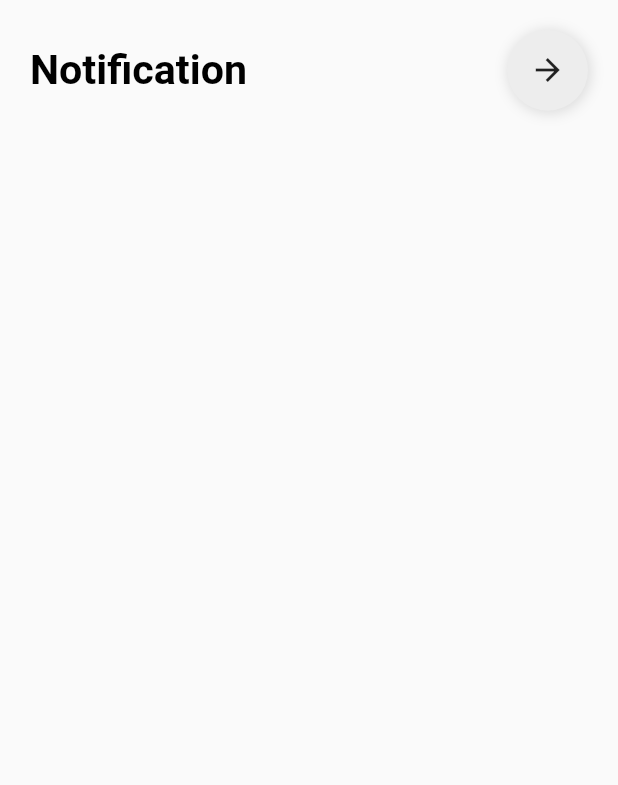
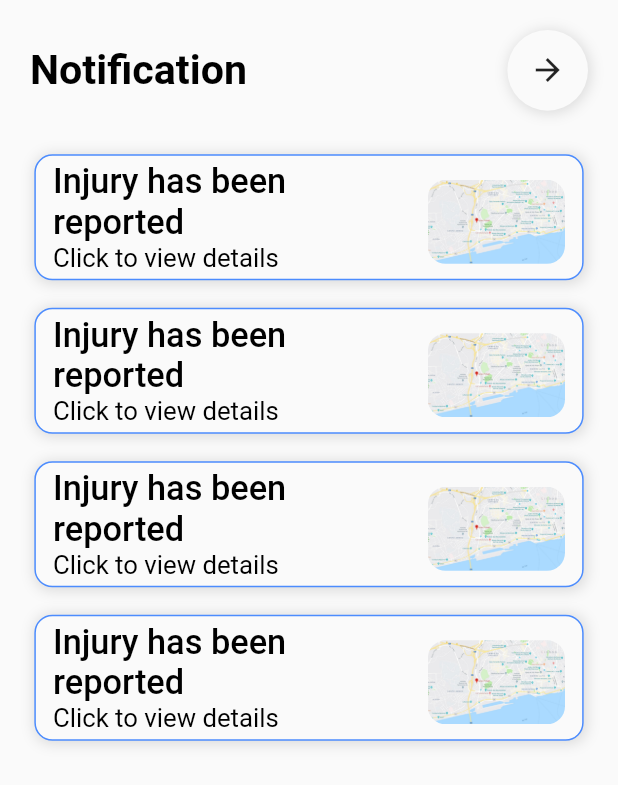
Before and after one commit to Shahed-Atik/refq, a Flutter app: the MyHomePage screen opened directly, after a tap on the "notifications" icon, on a phone screen of 412 x 824 dp. Shown: the top 785 px of the screen. Run offline on Flutter 3.47's test engine with Material 2 defaults, Android fonts, the phone set to English and light mode, and no system bars; our stand-ins replace adaptive_theme, bot_toast, cached_network_image, dio, easy_localization, flutter_mobx and 7 more; accounts and stored records are empty; generated files the repository leaves out were written again; Roboto replaces fonts that are missing (SF).

Commit message:
add injury_details_page

```diff
--- a/lib/app/home/home_page.dart
+++ b/lib/app/home/home_page.dart
@@ -7,9 +7,9 @@ import 'package:refq_mongo/shared/export_shared.dart';
 import 'package:refq_mongo/shared/utils/constant.dart';
 import 'package:refq_mongo/shared/widgets/shared_elevated_button.dart';
 
+import '../../shared/widgets/map_card.dart';
+import '../../shared/widgets/profile_image.dart';
 import 'component/appbar.dart';
-import 'component/map_card.dart';
-import 'component/profile_image.dart';
 
 class MyHomePage extends StatefulWidget {
   const MyHomePage({Key? key}) : super(key: key);
--- a/lib/app/notification/component/notification_card.dart
+++ b/lib/app/notification/component/notification_card.dart
@@ -1,4 +1,5 @@
 import 'package:flutter/material.dart';
+import 'package:refq_mongo/app/notification/injury_details_page.dart';
 import 'package:refq_mongo/shared/export_shared.dart';
 
 class NotificationCard extends StatelessWidget {
@@ -15,9 +16,14 @@ class NotificationCard extends StatelessWidget {
       : super(key: key);
   @override
   Widget build(BuildContext context) {
+    final bool isLight = Theme.of(context).brightness == Brightness.light;
+
     return Container(
-      margin: EdgeInsets.symmetric(vertical: 2.0.w),
+      margin: EdgeInsets.symmetric(vertical: 8.0.w),
       decoration: BoxDecoration(
+        color: isLight
+            ? Theme.of(context).scaffoldBackgroundColor
+            : Theme.of(context).cardColor,
         borderRadius: borderRadiusCircular,
         border: Border.all(color: AppColors.primary),
         boxShadow: const [
@@ -28,7 +34,31 @@ class NotificationCard extends StatelessWidget {
               spreadRadius: 1)
         ],
       ),
-      child: Container(),
+      child: ListTile(
+        onTap: () {
+          Navigator.push(
+            context,
+            MaterialPageRoute(
+              builder: (context) => const InjuryDetailsPage(),
+            ),
+          );
+        },
+        contentPadding: EdgeInsets.symmetric(horizontal: 10.r),
+        title: Text(
+          LocaleKeys.notification_injury_reported.tr(),
+          style: Theme.of(context).textTheme.headline6,
+        ),
+        subtitle: Text(LocaleKeys.notification_click_details.tr()),
+        trailing: ClipRRect(
+          child: Image.asset(
+            "assets/image/googlemaps.jpg",
+            width: 80.r,
+            height: 80.r,
+            fit: BoxFit.fill,
+          ),
+          borderRadius: borderRadiusCircular,
+        ),
+      ),
     );
   }
 }
--- a/lib/app/notification/notification_page.dart
+++ b/lib/app/notification/notification_page.dart
@@ -1,5 +1,6 @@
 import 'package:flutter/material.dart';
 import 'package:refq_mongo/app/more/store/more_store.dart';
+import 'package:refq_mongo/app/notification/component/notification_card.dart';
 import 'package:refq_mongo/shared/export_shared.dart';
 import 'package:refq_mongo/shared/utils/constant.dart';
 import 'package:refq_mongo/shared/widgets/app_back_button.dart';
@@ -36,10 +37,30 @@ class _NotificationPageState extends State<NotificationPage> {
               child: ListView(
                 padding: EdgeInsets.only(
                     left: horizontalAppPadding.sp,
-                    right: horizontalAppPadding.sp,
-                    top: horizontalAppPadding.sp),
+                    right: horizontalAppPadding.sp),
                 physics: const BouncingScrollPhysics(),
-                children: [],
+                children: [
+                  NotificationCard(
+                      title: "title",
+                      decription: "decription",
+                      date: "date",
+                      adsImage: "adsImage"),
+                  NotificationCard(
+                      title: "title",
+                      decription: "decription",
+                      date: "date",
+                      adsImage: "adsImage"),
+                  NotificationCard(
+                      title: "title",
+                      decription: "decription",
+                      date: "date",
+                      adsImage: "adsImage"),
+                  NotificationCard(
+                      title: "title",
+                      decription: "decription",
+                      date: "date",
+                      adsImage: "adsImage"),
+                ],
               ),
             )
           ],
--- a/lib/shared/theme/app_colors.dart
+++ b/lib/shared/theme/app_colors.dart
@@ -4,6 +4,7 @@ class AppColors {
   static const Color primary = Color(0xff4c8cfe);
   static const Color darkPrimary = Color(0xff217BBF);
   static const Color secondary = Color(0xffffdf3e);
+  static const Color thirdColor = Color(0xFFde7ea3);
 
   static const Color lightColor = Color(0xffF4F4F4);
   static const Color darkColor = Color(0xff212121);
--- a/lib/shared/widgets/app_back_button.dart
+++ b/lib/shared/widgets/app_back_button.dart
@@ -7,11 +7,16 @@ class AppBackButton extends StatelessWidget {
 
   @override
   Widget build(BuildContext context) {
+    final bool isLight = Theme.of(context).brightness == Brightness.light;
+
     return Align(
       alignment: Alignment.topRight,
       child: Padding(
         padding: EdgeInsets.all(horizontalAppPadding),
         child: SharedCircularButton(
+          background: isLight
+              ? Theme.of(context).scaffoldBackgroundColor
+              : Theme.of(context).cardColor,
           icon: Icons.arrow_forward,
           onPressed: () {
             Navigator.of(context).pop();
--- a/lib/shared/widgets/shared_outlined_button.dart
+++ b/lib/shared/widgets/shared_outlined_button.dart
@@ -5,9 +5,9 @@ import 'package:refq_mongo/shared/utils/constant.dart';
 class SharedOutlinedButton extends StatelessWidget {
   final String text;
   final VoidCallback onPressed;
-
+  final Color? color;
   const SharedOutlinedButton(
-      {Key? key, required this.text, required this.onPressed})
+      {Key? key, required this.text, required this.onPressed, this.color})
       : super(key: key);
 
   @override
@@ -20,16 +20,17 @@ class SharedOutlinedButton extends StatelessWidget {
       child: OutlinedButton(
         onPressed: onPressed,
         style: OutlinedButton.styleFrom(
-          primary: themeData.colorScheme.secondary,
+          primary: color ?? themeData.colorScheme.secondary,
           elevation: 0,
-          side: BorderSide(width: 1.5, color: themeData.colorScheme.secondary),
+          side: BorderSide(
+              width: 1.5, color: color ?? themeData.colorScheme.secondary),
           shape: RoundedRectangleBorder(borderRadius: borderRadiusCircular),
           padding: EdgeInsets.symmetric(horizontal: 20.sp, vertical: 15.sp),
         ),
         child: Text(
           text,
           style: themeData.textTheme.button!
-              .copyWith(color: isLight ? Colors.amber : null),
+              .copyWith(color: color ?? (isLight ? Colors.amber : null)),
         ),
       ),
     );
--- a/translations/en.json
+++ b/translations/en.json
@@ -24,6 +24,15 @@
   "ok_button": "ok"
 },
   "notification": {
-    "notification": "Notification"
+    "notification": "Notification",
+    "injury_reported": "Injury has been reported",
+    "click_details": "Click to view details"
+  },
+  "injury_details": {
+    "injury_details":"Injury Details",
+    "injury_picture": "Injury picture",
+    "injury_location": "Injury location",
+    "accept_button": "Accept",
+    "reject_button": "Reject"
   }
 }
```
Also changed, not shown: lib/app/notification/injury_details_page.dart (added, +99 -0 lines), lib/localizations/codegen_loader.g.dart, lib/localizations/locale_keys.g.dart, lib/shared/widgets/map_card.dart (renamed from lib/app/home/component/map_card.dart), lib/shared/widgets/profile_image.dart (renamed from lib/app/home/component/profile_image.dart).
